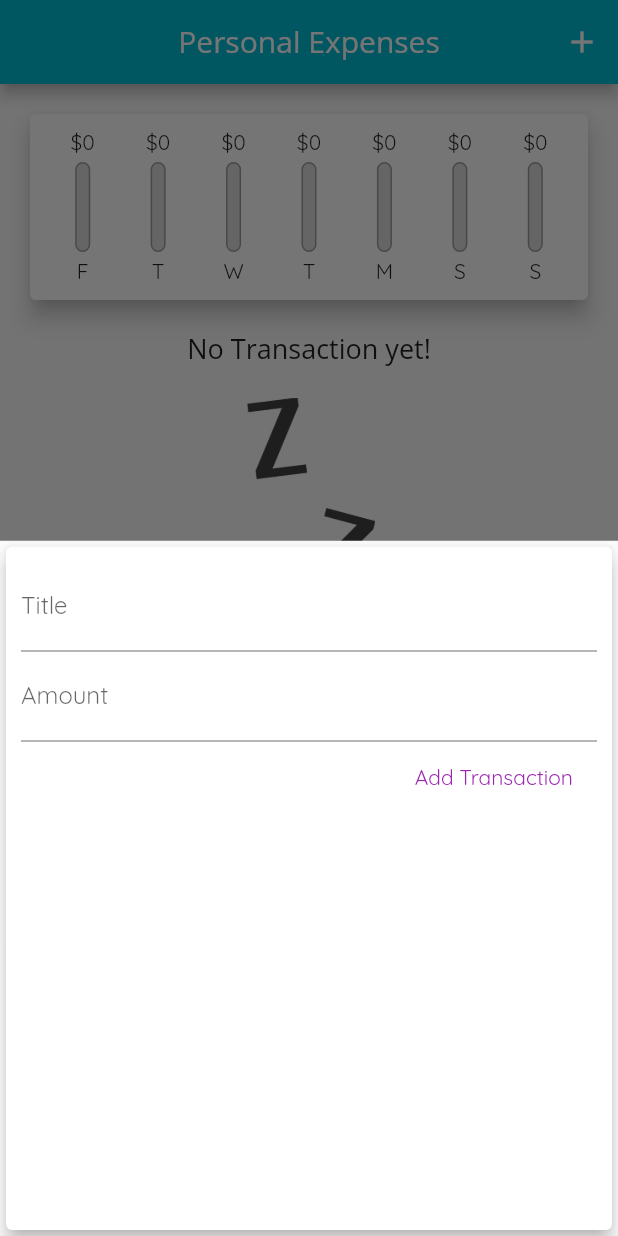
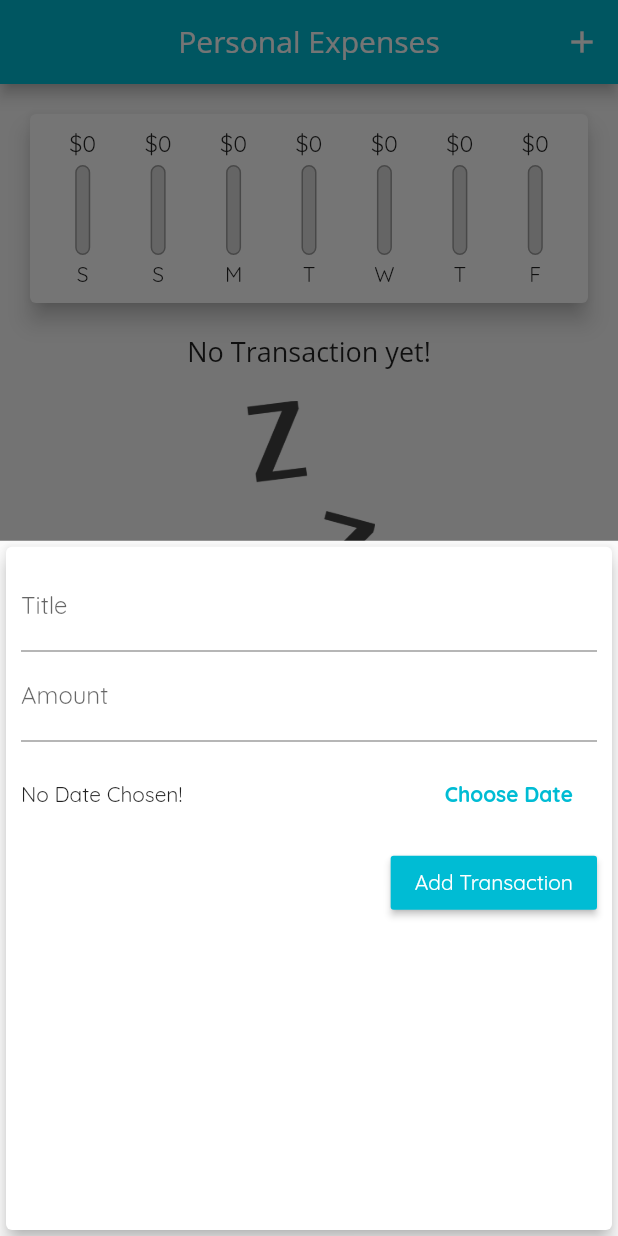
Before and after one commit to 91alban/Personal-Expenses, a Flutter app: the screen it shows after launch, after a tap on the "add" icon, on a phone screen of 412 x 824 dp. Run offline on Flutter 3.47's test engine with Material 2 defaults, Android fonts, the phone set to English and light mode, and no system bars.

Commit message:
date picker

```diff
--- a/lib/widgets/chart.dart
+++ b/lib/widgets/chart.dart
@@ -28,7 +28,7 @@ class Chart extends StatelessWidget {
         'day': DateFormat.E().format(weekDay).substring(0, 1),
         'amount': totalSum,
       };
-    });
+    }).reversed.toList();
   }
 
   double get totalSpending {
--- a/lib/widgets/chart_bar.dart
+++ b/lib/widgets/chart_bar.dart
@@ -11,8 +11,11 @@ class ChartBar extends StatelessWidget {
   Widget build(BuildContext context) {
     return Column(
       children: <Widget>[
-        FittedBox(
-          child: Text('\$${spendingAmount.toStringAsFixed(0)}'),
+        Container(
+          height: 20,
+          child: FittedBox(
+            child: Text('\$${spendingAmount.toStringAsFixed(0)}'),
+          ),
         ),
         SizedBox(
           height: 4,
--- a/lib/widgets/new_transaction.dart
+++ b/lib/widgets/new_transaction.dart
@@ -1,4 +1,5 @@
 import 'package:flutter/material.dart';
+import 'package:intl/intl.dart';
 
 class NewTransaction extends StatefulWidget {
   final Function addTx;
@@ -11,10 +12,10 @@ class NewTransaction extends StatefulWidget {
 
 class _NewTransactionState extends State<NewTransaction> {
   final titleController = TextEditingController();
+  final amountController = TextEditingController();
+  DateTime? _selectedDate;
 
-  final amountController = TextEditingController();
-
-  void submitData() {
+  void _submitData() {
     final enteredTitle = titleController.text;
     final enteredAmount = double.parse(amountController.text);
 
@@ -29,6 +30,22 @@ class _NewTransactionState extends State<NewTransaction> {
     Navigator.of(context).pop();
   }
 
+  void _presentDatePicker() {
+    showDatePicker(
+      context: context,
+      initialDate: DateTime.now(),
+      firstDate: DateTime(2022),
+      lastDate: DateTime.now(),
+    ).then((pickedDate) {
+      if (pickedDate == null) {
+        return;
+      }
+      setState(() {
+        _selectedDate = pickedDate;
+      });
+    });
+  }
+
   @override
   Widget build(BuildContext context) {
     return Card(
@@ -41,7 +58,7 @@ class _NewTransactionState extends State<NewTransaction> {
             TextField(
               decoration: InputDecoration(labelText: 'Title'),
               controller: titleController,
-              onSubmitted: (_) => submitData(),
+              onSubmitted: (_) => _submitData(),
               // onChanged: (value) {
               //   titleInput = value;
               // },
@@ -50,15 +67,38 @@ class _NewTransactionState extends State<NewTransaction> {
               decoration: InputDecoration(labelText: 'Amount'),
               controller: amountController,
               keyboardType: TextInputType.number,
-              onSubmitted: (_) => submitData(),
+              onSubmitted: (_) => _submitData(),
               // onChanged: (value) {
               //   amountInput = value;
               // },
             ),
-            FlatButton(
+            Container(
+              height: 70,
+              child: Row(
+                children: [
+                  Expanded(
+                    child: Text(
+                      _selectedDate == null
+                          ? 'No Date Chosen!'
+                          : 'Picked Date: ${DateFormat.yMd().format(_selectedDate!)}',
+                    ),
+                  ),
+                  FlatButton(
+                    textColor: Theme.of(context).primaryColor,
+                    child: Text(
+                      'Choose Date',
+                      style: TextStyle(fontWeight: FontWeight.bold),
+                    ),
+                    onPressed: _presentDatePicker,
+                  )
+                ],
+              ),
+            ),
+            RaisedButton(
               child: Text('Add Transaction'),
-              textColor: Colors.purple,
-              onPressed: submitData,
+              color: Theme.of(context).primaryColor,
+              textColor: Colors.white,
+              onPressed: _submitData,
             )
           ],
         ),
```
